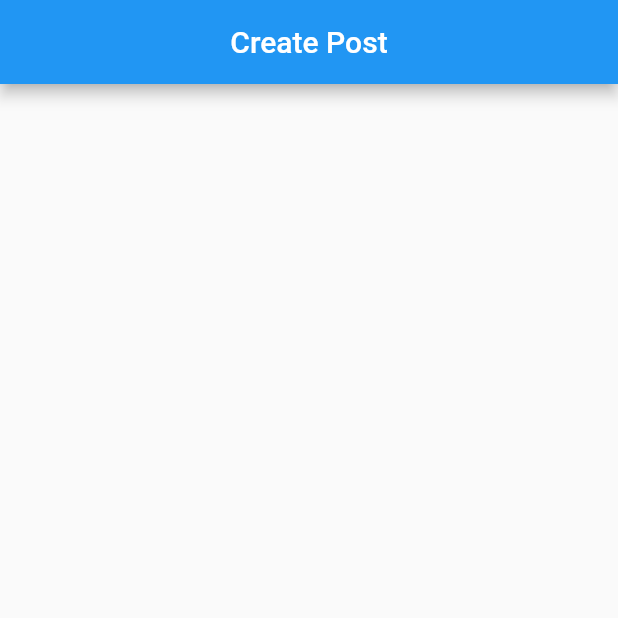
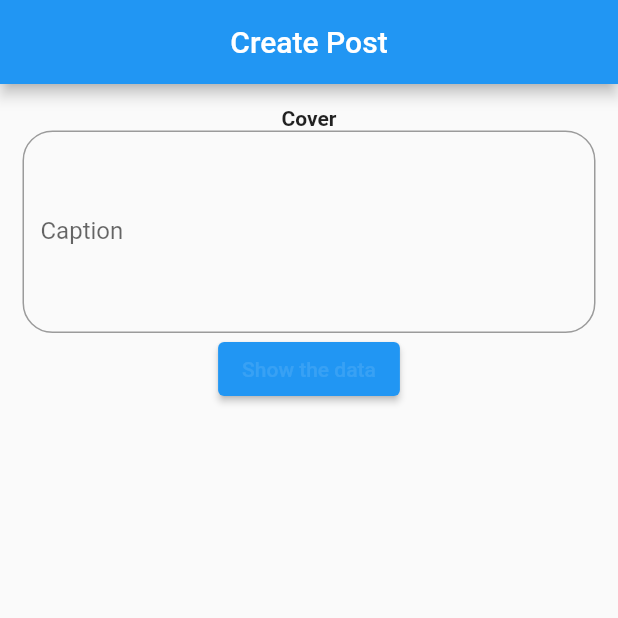
Before and after one commit to FajarAlFath/flutter_Muhammad-Fajar-Al-Fath, a Flutter app: the screen it shows after launch, on a phone screen of 412 x 824 dp, the top half of it. Run offline on Flutter 3.47's test engine with Material 2 defaults, Android fonts, the phone set to English and light mode, and no system bars; our stand-ins replace badges, barcode_widget, file_picker, flutter_colorpicker, open_file; missing offline and left inert: cupertino_list_tile, dart:html; key blocks and very long unbroken strings in the code were emptied for the run.

Commit message:
revisi flutter_picker

```diff
--- a/17_Form Picker/praktikum/flutter_picker/lib/homepage.dart
+++ b/17_Form Picker/praktikum/flutter_picker/lib/homepage.dart
@@ -1,15 +1,27 @@
+import 'dart:html';
+
 import 'package:flutter/material.dart';
+import 'package:file_picker/file_picker.dart';
+import 'package:flutter_colorpicker/flutter_colorpicker.dart';
+import 'package:flutter_picker/show.dart';
+import 'package:open_file/open_file.dart';
 
-class Homepage extends StatefulWidget{
+class Homepage extends StatefulWidget {
   const Homepage({Key? key}) : super(key: key);
 
   @override
-  _HomepageState createState()=> _HomepageState();
+  _HomepageState createState() => _HomepageState();
 }
 
-class _HomepageState extends State<Homepage>{
+class _HomepageState extends State<Homepage> {
+  var datePick;
+  var selectedFile;
+  var colorPick;
+  var input;
+  final _textController = TextEditingController();
+
   @override
-  Widget build(BuildContext context){
+  Widget build(BuildContext context) {
     return Scaffold(
       appBar: AppBar(
         title: const Text('Create Post'),
@@ -18,14 +30,78 @@ class _HomepageState extends State<Homepage>{
       body: Container(
         padding: const EdgeInsets.all(15),
         child: ListView(
-          children: const [
+          children: [
+            Column(
+              children: const [
+                Text(
+                  'Cover',
+                  style: TextStyle(fontWeight: FontWeight.bold),
+                )
+              ],
+            ),
             //picture picker
             //date piecker
             //color piecker
-            //text piecker
+            TextField(
+              controller: _textController,
+              maxLines: 5,
+              decoration: InputDecoration(
+                hintText: 'Write your caption here',
+                label: const Text('Caption'),
+                border: OutlineInputBorder(
+                  borderRadius: BorderRadius.circular(20),
+                  borderSide: const BorderSide(),
+                ),
+
+              ),
+            ),
+            Column(
+              mainAxisAlignment: MainAxisAlignment.center,
+              children: [
+                ElevatedButton(
+                  onPressed: () {
+                    Navigator.push(context,
+                    MaterialPageRoute(builder: ((context) => Show(
+                      // file: ,
+                      // time: date,
+                      // color: color,
+                      caption: _textController,
+                    )))
+                    );
+                  },
+                  child: const Text(
+                    'Show the data',
+                    style: TextStyle(color: Colors.white10),
+                  ),
+                ),
+              ],
+            ),
           ],
         ),
       ),
     );
   }
+
+  Widget buildDataPicker(BuildContext context) {
+    return Column();
+  }
+
+  Widget buildFilePicker() {
+    return Column(
+      crossAxisAlignment: CrossAxisAlignment.center,
+      children: [
+        ElevatedButton(
+          onPressed: () {},
+          child: const Text('Pilih File'),
+        ),
+      ],
+    );
+  }
+
+  void _pickFile() async {
+    final result = await FilePicker.platform.pickFiles();
+    if (result == null) return;
+
+    selectedFile = File(result.files.single.path.toString());
+  }
 }
```
Also changed, not shown: 17_Form Picker/praktikum/flutter_picker/lib/show.dart (+7 -0 lines).
